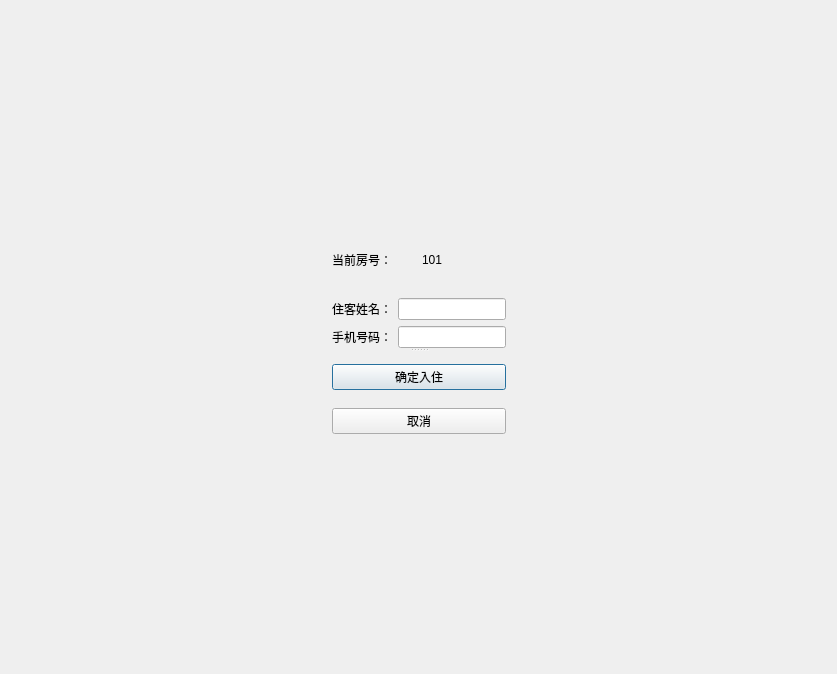
The window that HotelSystem/checkindialog.ui (Floraluke/Qt_github) describes before a commit, drawn with Qt 5.
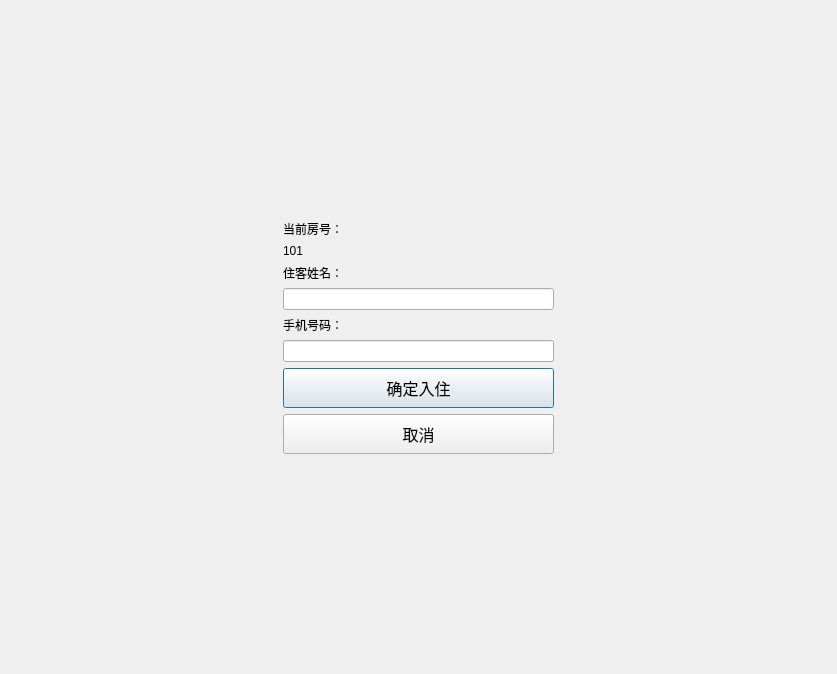
The same window after the commit.

What changed in the file:
```diff
--- a/HotelSystem/checkindialog.ui
+++ b/HotelSystem/checkindialog.ui
@@ -22,7 +22,7 @@
      <property name="sizeHint" stdset="0">
       <size>
        <width>20</width>
-       <height>210</height>
+       <height>40</height>
       </size>
      </property>
     </spacer>
@@ -34,21 +34,14 @@
      </property>
      <property name="sizeHint" stdset="0">
       <size>
-       <width>271</width>
+       <width>264</width>
        <height>20</height>
       </size>
      </property>
     </spacer>
    </item>
    <item row="1" column="1">
-    <widget class="QSplitter" name="splitter">
-     <property name="orientation">
-      <enum>Qt::Orientation::Vertical</enum>
-     </property>
-     <widget class="QWidget" name="">
-      <layout class="QVBoxLayout" name="verticalLayout_3">
-       <item>
-        <layout class="QHBoxLayout" name="horizontalLayout_3">
+    <layout class="QVBoxLayout" name="verticalLayout">
          <item>
           <widget class="QLabel" name="label">
            <property name="text">
@@ -63,10 +56,6 @@
            </property>
           </widget>
          </item>
-        </layout>
-       </item>
-       <item>
-        <layout class="QHBoxLayout" name="horizontalLayout">
          <item>
           <widget class="QLabel" name="label_2">
            <property name="text">
@@ -77,10 +66,6 @@
          <item>
           <widget class="QLineEdit" name="edtName"/>
          </item>
-        </layout>
-       </item>
-       <item>
-        <layout class="QHBoxLayout" name="horizontalLayout_2">
          <item>
           <widget class="QLabel" name="label_3">
            <property name="text">
@@ -91,14 +76,19 @@
          <item>
           <widget class="QLineEdit" name="edtPhone"/>
          </item>
-        </layout>
-       </item>
-      </layout>
-     </widget>
-     <widget class="QWidget" name="">
-      <layout class="QVBoxLayout" name="verticalLayout">
        <item>
         <widget class="QPushButton" name="btnConfirm">
+       <property name="minimumSize">
+        <size>
+         <width>0</width>
+         <height>40</height>
+        </size>
+       </property>
+       <property name="font">
+        <font>
+         <pointsize>12</pointsize>
+        </font>
+       </property>
          <property name="text">
           <string>确定入住</string>
          </property>
@@ -106,14 +96,23 @@
        </item>
        <item>
         <widget class="QPushButton" name="btnCancel">
+       <property name="minimumSize">
+        <size>
+         <width>0</width>
+         <height>40</height>
+        </size>
+       </property>
+       <property name="font">
+        <font>
+         <pointsize>12</pointsize>
+        </font>
+       </property>
          <property name="text">
           <string>取消</string>
          </property>
         </widget>
        </item>
       </layout>
-     </widget>
-    </widget>
    </item>
    <item row="1" column="2">
     <spacer name="horizontalSpacer_2">
@@ -122,7 +121,7 @@
      </property>
      <property name="sizeHint" stdset="0">
       <size>
-       <width>271</width>
+       <width>264</width>
        <height>20</height>
       </size>
      </property>
@@ -136,7 +135,7 @@
      <property name="sizeHint" stdset="0">
       <size>
        <width>20</width>
-       <height>210</height>
+       <height>40</height>
       </size>
      </property>
     </spacer>
```
Lines whose indentation alone changed are shown as unchanged.
